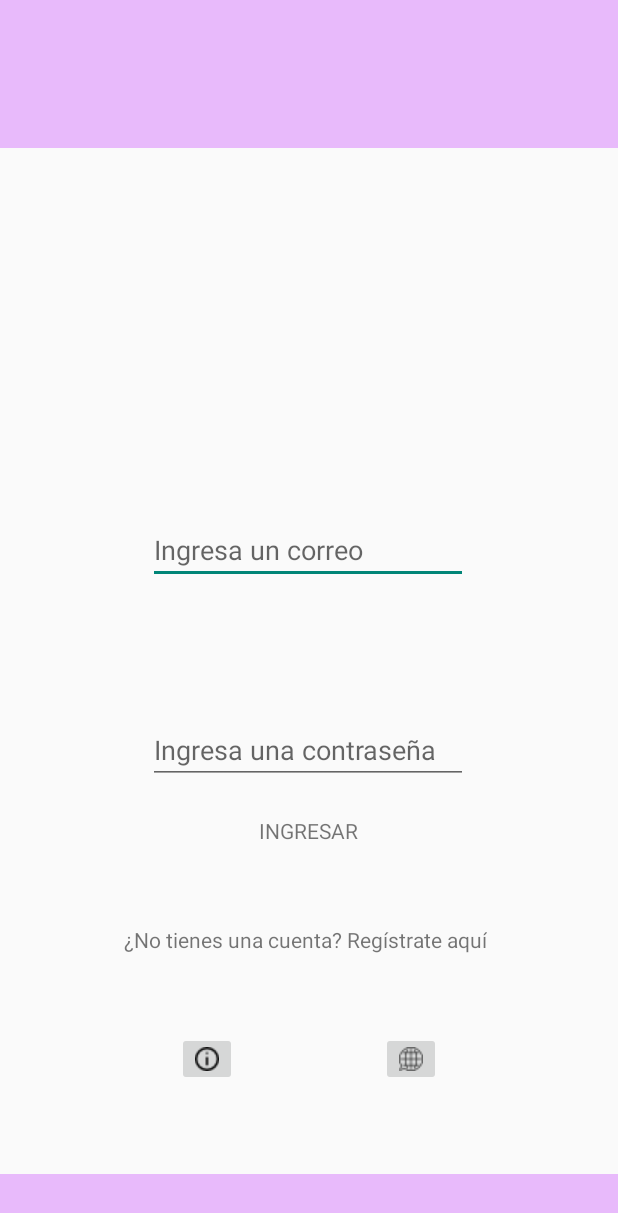
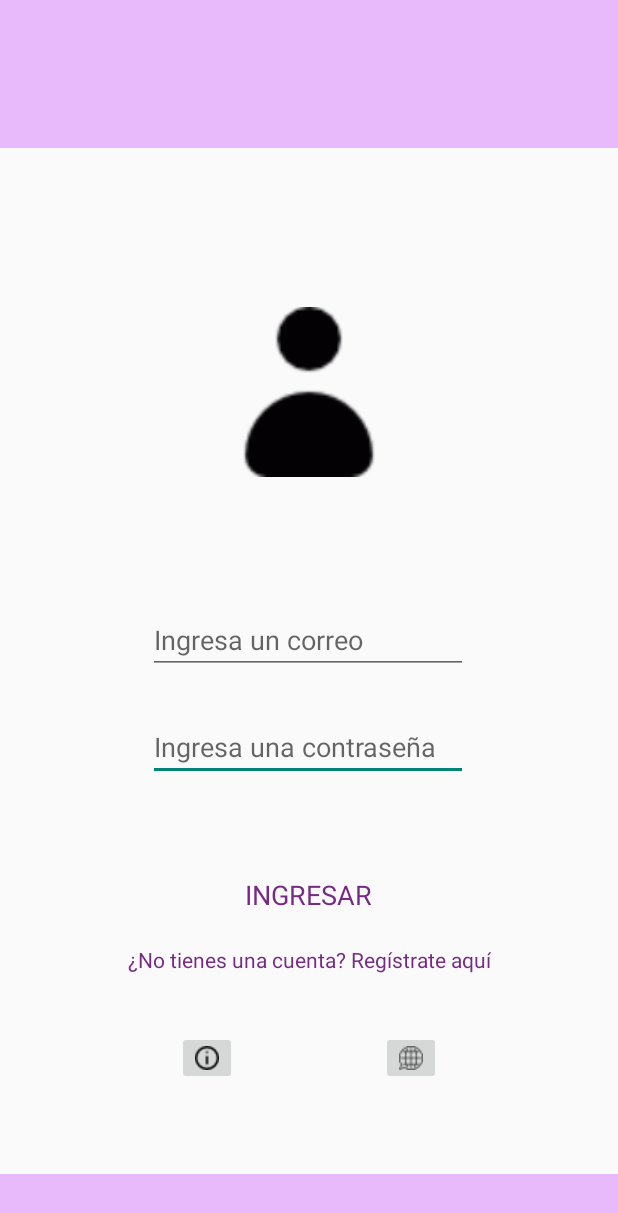
Before and after one commit to fedoTR/DismovProject, an Android app: the screen it shows after launch (MainActivity), on a phone screen of 412 x 824 dp. Shown: the top 1213 px of the screen. Run offline under Robolectric (Android 15) with nearby library versions, the phone set to English and light mode, and no system bars; our stand-ins replace Firebase (no records; nobody signed in at launch, a user with empty details on screens opened directly).

Commit message:
Prueba de build en debug, para testear.

```diff
--- a/app/src/main/res/layout/activity_main.xml
+++ b/app/src/main/res/layout/activity_main.xml
@@ -37,52 +37,21 @@
 
     </androidx.constraintlayout.widget.ConstraintLayout>
 
-    <ImageView
-        android:id="@+id/UserAvatar"
-        android:layout_width="wrap_content"
-        android:layout_height="wrap_content"
-        android:layout_marginTop="121dp"
-        android:layout_marginBottom="358dp"
-        android:contentDescription="@string/avatarDescription"
-        app:layout_constraintBottom_toTopOf="@+id/constraintLayout2"
-        app:layout_constraintEnd_toEndOf="parent"
-        app:layout_constraintHorizontal_bias="0.498"
-        app:layout_constraintStart_toStartOf="parent"
-        app:layout_constraintTop_toBottomOf="@+id/constraintLayout"
-        app:layout_constraintVertical_bias="0.0"
-        tools:srcCompat="@tools:sample/avatars" />
-
-    <EditText
-        android:id="@+id/emailFieldLogin"
-        android:layout_width="wrap_content"
-        android:layout_height="wrap_content"
-        android:layout_marginTop="56dp"
-        android:ems="10"
-        android:inputType="textEmailAddress"
-        android:hint="@string/mailLoginInstruction"
-        app:layout_constraintBottom_toTopOf="@+id/PasswordSpace"
-        app:layout_constraintEnd_toEndOf="parent"
-        app:layout_constraintHorizontal_bias="0.497"
-        app:layout_constraintStart_toStartOf="parent"
-        app:layout_constraintTop_toBottomOf="@+id/UserAvatar"
-        app:layout_constraintVertical_bias="0.361"
-        android:importantForAutofill="no" />
-
     <EditText
         android:id="@+id/PasswordSpace"
         android:layout_width="wrap_content"
         android:layout_height="wrap_content"
         android:layout_marginTop="20dp"
-        android:layout_marginBottom="192dp"
+        android:layout_marginBottom="37dp"
         android:ems="10"
+        android:hint="@string/PasswordInstruction"
+        android:importantForAutofill="no"
         android:inputType="textPassword"
-        android:hint="@string/PasswordInstruction"
-        app:layout_constraintBottom_toTopOf="@+id/constraintLayout2"
+        app:layout_constraintBottom_toTopOf="@+id/buttonIngresar"
         app:layout_constraintEnd_toEndOf="parent"
         app:layout_constraintHorizontal_bias="0.497"
         app:layout_constraintStart_toStartOf="parent"
-        app:layout_constraintTop_toBottomOf="@+id/emailFieldLogin"
-        android:importantForAutofill="no" />
+        app:layout_constraintTop_toBottomOf="@+id/emailFieldLogin" />
 
     <ImageButton
         android:id="@+id/infobutton"
@@ -119,27 +88,56 @@
         android:layout_width="wrap_content"
         android:layout_height="wrap_content"
         android:layout_marginStart="176dp"
-        android:layout_marginTop="21dp"
+        android:layout_marginTop="20dp"
         android:layout_marginEnd="177dp"
+        android:layout_marginBottom="15dp"
         android:text="@string/IngresarButton"
+        android:textColor="#762B83"
+        android:textSize="18sp"
+        app:layout_constraintBottom_toTopOf="@+id/buttonRegister"
         app:layout_constraintEnd_toEndOf="parent"
         app:layout_constraintStart_toStartOf="parent"
         app:layout_constraintTop_toBottomOf="@+id/PasswordSpace" />
+
+    <ImageView
+        android:id="@+id/imageView9"
+        android:layout_width="117dp"
+        android:layout_height="113dp"
+        android:layout_marginTop="100dp"
+        app:layout_constraintBottom_toTopOf="@+id/emailFieldLogin"
+        app:layout_constraintEnd_toEndOf="parent"
+        app:layout_constraintStart_toStartOf="parent"
+        app:layout_constraintTop_toBottomOf="@+id/constraintLayout"
+        app:srcCompat="@drawable/userprofile"
+        android:contentDescription="@string/ContentDescription" />
+
+    <EditText
+        android:id="@+id/emailFieldLogin"
+        android:layout_width="wrap_content"
+        android:layout_height="wrap_content"
+        android:layout_marginTop="80dp"
+        android:ems="10"
+        android:hint="@string/mailLoginInstruction"
+        android:importantForAutofill="no"
+        android:inputType="textEmailAddress"
+        app:layout_constraintBottom_toTopOf="@+id/PasswordSpace"
+        app:layout_constraintEnd_toEndOf="parent"
+        app:layout_constraintHorizontal_bias="0.497"
+        app:layout_constraintStart_toStartOf="parent"
+        app:layout_constraintTop_toBottomOf="@+id/imageView9" />
 
     <TextView
         android:id="@+id/buttonRegister"
         android:layout_width="wrap_content"
         android:layout_height="wrap_content"
-        android:layout_marginStart="174dp"
-        android:layout_marginTop="19dp"
-        android:layout_marginEnd="179dp"
-        android:layout_marginBottom="113dp"
+        android:layout_marginBottom="32dp"
+        android:clickable="true"
+        android:focusable="true"
         android:text="@string/NoAccInstruction"
-        app:layout_constraintBottom_toTopOf="@+id/constraintLayout2"
+        android:textColor="#762B83"
+        app:layout_constraintBottom_toTopOf="@+id/infobutton"
         app:layout_constraintEnd_toEndOf="parent"
         app:layout_constraintStart_toStartOf="parent"
-        app:layout_constraintTop_toBottomOf="@+id/buttonIngresar"
-        android:focusable="true"
-        android:clickable="true"/>
+        app:layout_constraintTop_toBottomOf="@+id/buttonIngresar" />
 
 </androidx.constraintlayout.widget.ConstraintLayout>
```
Also changed, not shown: app/src/main/res/drawable-v24/userprofile.png (added), app/src/main/res/drawable/userprofile.png (added).
